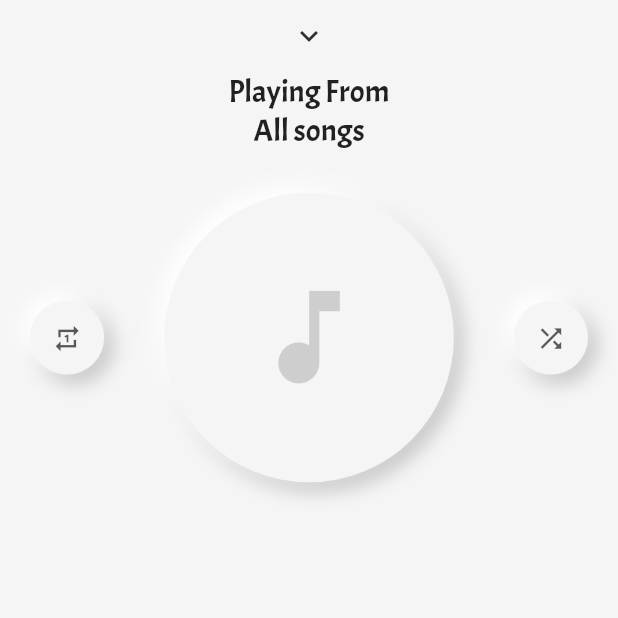
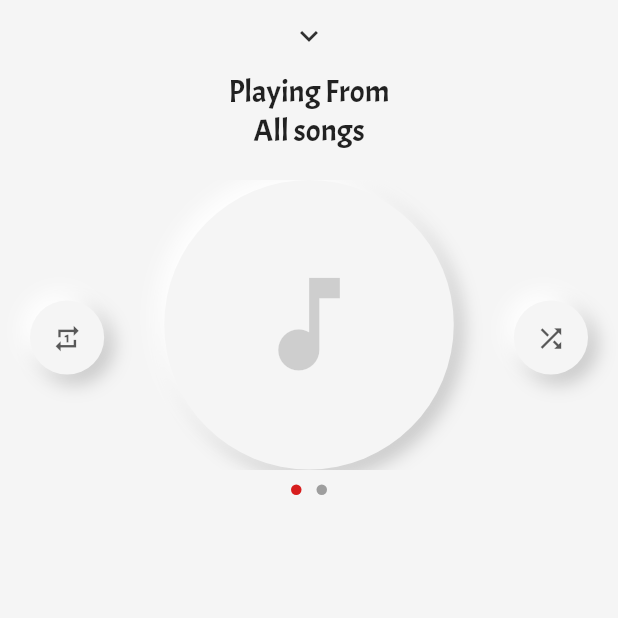
Before and after one commit to o-ifeanyi/musicPlayer, a Flutter app: the PlayingFrom screen opened by its route, on a phone screen of 412 x 824 dp, the top half of it. Run offline on Flutter 3.47's test engine with Material 2 defaults, Android fonts, the phone set to English and light mode, and no system bars; drawn by our look-alikes of smooth_page_indicator; our stand-ins replace dio, fluttertoast, hive, image_picker, just_audio, permission_handler and 2 more; missing offline and left inert: audio_session, audiotagger, flutter_media_notification, move_to_background; accounts and stored records are empty; statements that could not run were skipped.

Commit message:
added lyrics search

```diff
--- a/lib/components/circle_disc.dart
+++ /dev/null
@@ -1,100 +0,0 @@
-import 'package:flutter/material.dart';
-import 'package:musicPlayer/util/config.dart';
-import 'package:musicPlayer/providers/song_controller.dart';
-import 'package:provider/provider.dart';
-
-class CircleDisc extends StatefulWidget {
-  final double iconSize;
-  final bool isRotating;
-  CircleDisc({this.iconSize, this.isRotating});
-
-  @override
-  _CircleDiscState createState() => _CircleDiscState();
-}
-
-class _CircleDiscState extends State<CircleDisc>
-    with SingleTickerProviderStateMixin {
-  AnimationController animationController;
-
-  @override
-  void initState() {
-    super.initState();
-    animationController = new AnimationController(
-      vsync: this,
-      duration: new Duration(seconds: 5),
-    );
-  }
-
-  @override
-  void dispose() {
-    animationController.dispose();
-    super.dispose();
-  }
-
-  stopRotation() {
-    animationController.stop();
-  }
-
-  startRotation() {
-    animationController.repeat();
-  }
-
-  @override
-  Widget build(BuildContext context) {
-    return Consumer<SongController>(
-      builder: (context, controller, child) {
-        widget.isRotating && !controller.useArt ? startRotation() : stopRotation();
-        return controller.useArt
-            ? Container(
-              margin: EdgeInsets.only(top: 30,),
-              decoration: BoxDecoration(
-                borderRadius: BorderRadius.circular(10),
-                image: DecorationImage(
-                  image: controller.songArt == null
-                      ? AssetImage('images/album_art.jpg')
-                      : MemoryImage(controller.songArt),
-                  fit: BoxFit.cover,
-                ),
-              ),
-              child: null,
-            )
-            : AnimatedBuilder(
-                animation: animationController,
-                builder: (context, child) {
-                  return Transform.rotate(
-                    angle: animationController.value * 6.3,
-                    child: Container(
-                      margin: EdgeInsets.symmetric(horizontal: 30),
-                      child: Center(
-                        child: Icon(
-                          Icons.music_note,
-                          color: Theme.of(context).splashColor,
-                          size: Config.yMargin(context, widget.iconSize),
-                        ),
-                      ),
-                      decoration: BoxDecoration(
-                        shape: BoxShape.circle,
-                        color: Theme.of(context).scaffoldBackgroundColor,
-                        boxShadow: [
-                          BoxShadow(
-                            color: Theme.of(context).splashColor,
-                            offset: Offset(5, 5),
-                            blurRadius: 10,
-                            spreadRadius: 1.0,
-                          ),
-                          BoxShadow(
-                            color: Theme.of(context).backgroundColor,
-                            offset: Offset(-5, -5),
-                            blurRadius: 10,
-                            spreadRadius: 1.0,
-                          ),
-                        ],
-                      ),
-                    ),
-                  );
-                },
-              );
-      },
-    );
-  }
-}
--- /dev/null
+++ b/lib/components/now_playing_display.dart
@@ -0,0 +1,169 @@
+import 'package:flutter/material.dart';
+import 'package:musicPlayer/util/config.dart';
+import 'package:musicPlayer/providers/song_controller.dart';
+import 'package:provider/provider.dart';
+import 'package:smooth_page_indicator/smooth_page_indicator.dart';
+
+class NowPlayingDisplay extends StatefulWidget {
+  final double iconSize;
+  final bool isRotating;
+  NowPlayingDisplay({this.iconSize, this.isRotating});
+
+  @override
+  _NowPlayingDisplay createState() => _NowPlayingDisplay();
+}
+
+class _NowPlayingDisplay extends State<NowPlayingDisplay>
+    with SingleTickerProviderStateMixin {
+  AnimationController _animationController;
+  bool _isLoading = false;
+  int _pageIndex = 0;
+
+  @override
+  void initState() {
+    super.initState();
+    _animationController = new AnimationController(
+      vsync: this,
+      duration: new Duration(seconds: 5),
+    );
+  }
+
+  @override
+  void dispose() {
+    _animationController.dispose();
+    super.dispose();
+  }
+
+  stopRotation() {
+    _animationController.stop();
+  }
+
+  startRotation() {
+    _animationController.repeat();
+  }
+
+  @override
+  Widget build(BuildContext context) {
+    return Consumer<SongController>(
+      builder: (context, controller, child) {
+        widget.isRotating && !controller.useArt
+            ? startRotation()
+            : stopRotation();
+        List<Widget> display = [
+          controller.useArt
+              ? Container(
+                  margin: EdgeInsets.only(top: 30),
+                  decoration: BoxDecoration(
+                    borderRadius: BorderRadius.circular(10),
+                    image: DecorationImage(
+                      image: controller.songArt == null
+                          ? AssetImage('images/album_art.jpg')
+                          : MemoryImage(controller.songArt),
+                      fit: BoxFit.cover,
+                    ),
+                  ),
+                  child: null,
+                )
+              : AnimatedBuilder(
+                  animation: _animationController,
+                  builder: (context, child) {
+                    return Transform.rotate(
+                      angle: _animationController.value * 6.3,
+                      child: Container(
+                        margin: EdgeInsets.symmetric(horizontal: 30),
+                        child: Center(
+                          child: Icon(
+                            Icons.music_note,
+                            color: Theme.of(context).splashColor,
+                            size: Config.yMargin(context, widget.iconSize),
+                          ),
+                        ),
+                        decoration: BoxDecoration(
+                          shape: BoxShape.circle,
+                          color: Theme.of(context).scaffoldBackgroundColor,
+                          boxShadow: [
+                            BoxShadow(
+                              color: Theme.of(context).splashColor,
+                              offset: Offset(5, 5),
+                              blurRadius: 10,
+                              spreadRadius: 1.0,
+                            ),
+                            BoxShadow(
+                              color: Theme.of(context).backgroundColor,
+                              offset: Offset(-5, -5),
+                              blurRadius: 10,
+                              spreadRadius: 1.0,
+                            ),
+                          ],
+                        ),
+                      ),
+                    );
+                  },
+                ),
+          Container(
+            alignment: Alignment.center,
+            padding: EdgeInsets.symmetric(horizontal: 10, vertical: 10),
+            margin: EdgeInsets.only(top: 30),
+            decoration: BoxDecoration(
+                borderRadius: BorderRadius.circular(10),
+                border: Border.all(
+                    color: Theme.of(context).textTheme.bodyText1.color)),
+            child: controller.lyrics.isEmpty
+                ? Center(
+                    child: FlatButton(
+                      padding: EdgeInsets.all(20),
+                      child: _isLoading
+                          ? CircularProgressIndicator(strokeWidth: 2)
+                          : Text('Get lyrics'),
+                      onPressed: () async {
+                        setState(() {
+                          _isLoading = true;
+                        });
+                        try {
+                          await controller.getLyrics();
+                        } catch (err) {
+                          print(err);
+                        }
+                        setState(() {
+                          _isLoading = false;
+                        });
+                      },
+                    ),
+                  )
+                : ListWheelScrollView(
+                    itemExtent: 30,
+                    children: controller.lyrics.map((e) => Text(e)).toList(),
+                    diameterRatio: 1.0,
+                  ),
+          ),
+        ];
+        return Container(
+          child: Column(
+            children: [
+              Expanded(
+                child: PageView(
+                  children: display,
+                  onPageChanged: (int newIndex) {
+                    setState(() {
+                      _pageIndex = newIndex;
+                    });
+                  },
+                ),
+              ),
+              SizedBox(height: 10),
+              AnimatedSmoothIndicator(
+                count: display.length,
+                activeIndex: _pageIndex,
+                effect: WormEffect(
+                    dotWidth: 7,
+                    dotHeight: 7,
+                    spacing: 10,
+                    activeDotColor: Theme.of(context).accentColor),
+              ),
+            ],
+          ),
+        );
+      },
+    );
+  }
+}
--- a/lib/screens/now_playing.dart
+++ b/lib/screens/now_playing.dart
@@ -1,7 +1,7 @@
 import 'dart:async';
 
 import 'package:flutter/material.dart';
-import 'package:musicPlayer/components/circle_disc.dart';
+import 'package:musicPlayer/components/now_playing_display.dart';
 import 'package:musicPlayer/components/create_playList.dart';
 import 'package:musicPlayer/components/custom_button.dart';
 import 'package:musicPlayer/models/song.dart';
@@ -85,7 +85,7 @@ class _NowPlayingState extends State<NowPlaying> {
                   ),
                   isPotrait
                       ? Expanded(
-                          child: CircleDisc(
+                          child: NowPlayingDisplay(
                             iconSize: 16,
                             isRotating: controller.isPlaying,
                           ),
--- a/lib/screens/playing_from.dart
+++ b/lib/screens/playing_from.dart
@@ -1,5 +1,5 @@
 import 'package:flutter/material.dart';
-import 'package:musicPlayer/components/circle_disc.dart';
+import 'package:musicPlayer/components/now_playing_display.dart';
 import 'package:musicPlayer/components/custom_button.dart';
 import 'package:musicPlayer/models/song.dart';
 import 'package:musicPlayer/util/config.dart';
@@ -63,7 +63,7 @@ class _PlayingFromState extends State<PlayingFrom> {
                                 margin: controller.useArt
                                     ? EdgeInsets.symmetric(horizontal: 25)
                                     : EdgeInsets.symmetric(horizontal: 10),
-                                child: CircleDisc(
+                                child: NowPlayingDisplay(
                                   iconSize: 10,
                                   isRotating: controller.isPlaying,
                                 ),
--- a/lib/services/song_info.dart
+++ b/lib/services/song_info.dart
@@ -13,7 +13,7 @@ class SongInfo {
       print('dot guy');
       songTitle = songTitle.split(RegExp(r'\d{1,2}\. ')).last;
       print(songTitle);
-      return {};
+      // return {};
     }
     try {
       var response = await dio.get(
--- a/pubspec.yaml
+++ b/pubspec.yaml
@@ -28,6 +28,8 @@ dependencies:
   audiotagger: ^1.1.0
   audio_session: ^0.0.4
   dio: ^3.0.10
+  html: ^0.14.0+3
+  smooth_page_indicator: ^0.2.0
   flutter_media_notification: ^1.2.6
   move_to_background: ^1.0.1
 
```
Also changed, not shown: lib/providers/song_controller.dart (+8 -0 lines), lib/services/lyrics.dart (added, +49 -0 lines), pubspec.lock.
